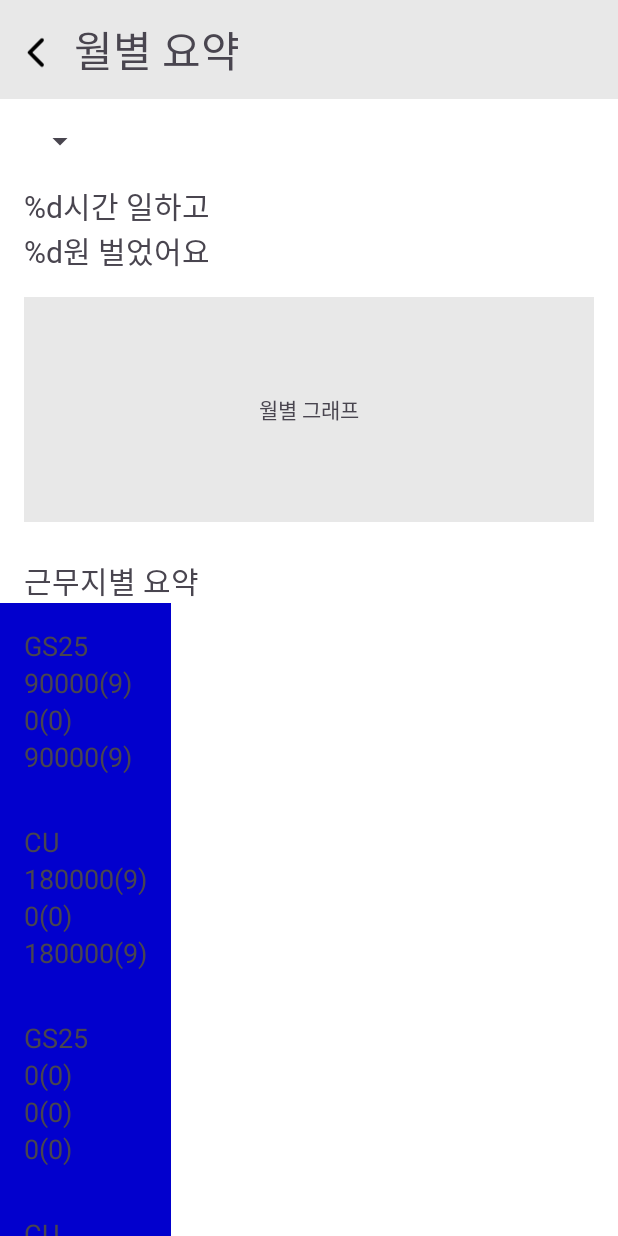
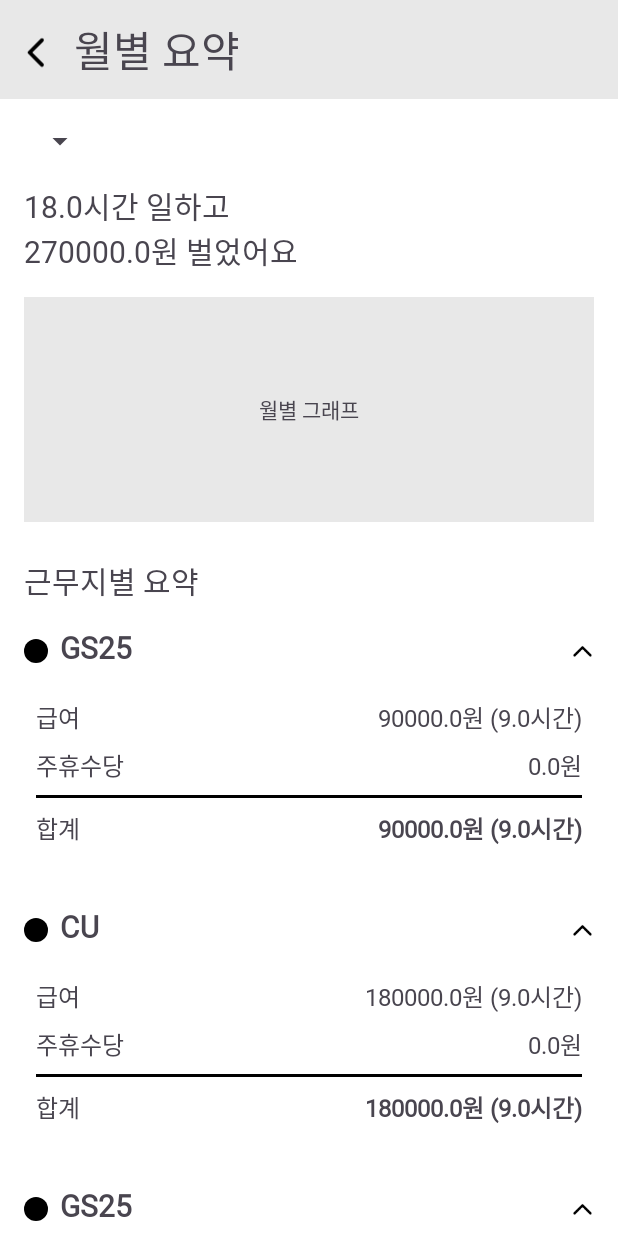
Before and after one commit to TTangho-Lee/Haedal-Hackathon, an Android app: the SummationMonthFragment screen opened directly, with no data from a screen before it, on a phone screen of 412 x 824 dp. Run offline under Robolectric (Android 15) with nearby library versions, the phone set to English and light mode, and no system bars; our stand-ins replace Room's generated code.

Commit message:
월별요약 수정

```diff
--- a/app/src/main/java/com/example/parttimecalander/SecondFragment.java
+++ b/app/src/main/java/com/example/parttimecalander/SecondFragment.java
@@ -2,11 +2,14 @@ package com.example.parttimecalander;
 
 import android.content.Intent;
 import android.os.Bundle;
+import android.util.Log;
 import android.view.LayoutInflater;
 import android.view.View;
 import android.view.ViewGroup;
 
+import androidx.appcompat.app.AppCompatActivity;
 import androidx.fragment.app.Fragment;
+import androidx.recyclerview.widget.LinearLayoutManager;
 import androidx.room.Room;
 
 import com.example.parttimecalander.Database.Dao.WorkDailyDao;
@@ -16,8 +19,17 @@ import com.example.parttimecalander.Database.Database.WorkPlaceDatabase;
 import com.example.parttimecalander.Database.WorkDaily;
 import com.example.parttimecalander.Database.WorkPlace;
 import com.example.parttimecalander.databinding.FragmentSecondBinding;
+import com.example.parttimecalander.home.ui.summationmonth.RecyclerItem;
+import com.example.parttimecalander.home.ui.summationmonth.SummationMonthAdapter;
 import com.example.parttimecalander.home.ui.summationmonth.SummationMonthFragment;
 import com.example.parttimecalander.home.workplace.WorkPlaceActivity;
+import com.example.parttimecalander.home.workplace.WorkPlaceAdapter;
+
+import java.time.Duration;
+import java.time.LocalDateTime;
+import java.util.List;
+import java.util.concurrent.ExecutorService;
+import java.util.concurrent.Executors;
 
 
 public class SecondFragment extends Fragment {
@@ -37,15 +49,10 @@ public class SecondFragment extends Fragment {
     @Override
     public void onViewCreated(View view, Bundle savedInstanceState) {
         super.onViewCreated(view, savedInstanceState);
-        dailyDatabase= Room.databaseBuilder(
-                        requireContext(), WorkDailyDatabase.class,"dailyDatabase")
-                .allowMainThreadQueries()
-                .build();
+        Executors.newSingleThreadExecutor().execute(() -> {
+            dailyDatabase=WorkDailyDatabase.getDatabase(getContext());
             dailyDao=dailyDatabase.workDailyDao();
-        placeDatabase= Room.databaseBuilder(
-                        requireContext(), WorkPlaceDatabase.class,"placeDatabase")
-                .allowMainThreadQueries()
-                .build();
+            placeDatabase=WorkPlaceDatabase.getDatabase(getContext());
             placeDao=placeDatabase.workPlaceDao();
 
             WorkPlace workPlace1=new WorkPlace();
@@ -92,6 +99,9 @@ public class SecondFragment extends Fragment {
                         .addToBackStack(null)
                         .commit();
             });
+        });
+
+
     }
 
     @Override
--- a/app/src/main/java/com/example/parttimecalander/home/ui/summationmonth/RecyclerItem.java
+++ b/app/src/main/java/com/example/parttimecalander/home/ui/summationmonth/RecyclerItem.java
@@ -2,16 +2,14 @@ package com.example.parttimecalander.home.ui.summationmonth;
 
 public class RecyclerItem {
     public String name;
-    public int time1;
-    public int time2;
-    public int money1;
-    public int money2;
+    public int[][] worked_time;
+    public boolean juhyu;
+    public int pay;
 
-    public RecyclerItem(String name,int time1,int time2,int money1,int money2) {
+    public RecyclerItem(String name,int[][] worked_time,boolean juhyu,int pay) {
         this.name=name;
-        this.time1=time1;
-        this.time2=time2;
-        this.money1=money1;
-        this.money2=money2;
+        this.worked_time=worked_time;
+        this.juhyu=juhyu;
+        this.pay=pay;
     }
 }
--- a/app/src/main/java/com/example/parttimecalander/home/ui/summationmonth/SummationMonthAdapter.java
+++ b/app/src/main/java/com/example/parttimecalander/home/ui/summationmonth/SummationMonthAdapter.java
@@ -1,5 +1,6 @@
 package com.example.parttimecalander.home.ui.summationmonth;
 
+import android.os.Bundle;
 import android.util.Log;
 import android.view.LayoutInflater;
 import android.view.View;
@@ -7,32 +8,40 @@ import android.view.ViewGroup;
 import android.widget.TextView;
 
 import androidx.annotation.NonNull;
+import androidx.appcompat.app.AppCompatActivity;
+import androidx.fragment.app.FragmentTransaction;
 import androidx.recyclerview.widget.RecyclerView;
 
 import com.example.parttimecalander.R;
 
+import java.io.Serializable;
 import java.util.List;
 
 public class SummationMonthAdapter extends RecyclerView.Adapter<SummationMonthAdapter.ViewHolder>{
 
 
     private List<RecyclerItem> items;
+    private AppCompatActivity activity;
 
     // 생성자
-    public SummationMonthAdapter(List<RecyclerItem> items) {
+    public SummationMonthAdapter(List<RecyclerItem> items, AppCompatActivity activity) {
+        this.activity = activity;
         this.items = items;
+        Log.d("dd",""+items.size());
     }
 
     // ViewHolder 정의
     public static class ViewHolder extends RecyclerView.ViewHolder {
-        TextView name,money1,money2,money3;
+        TextView[] textviews=new TextView[6];
 
         public ViewHolder(@NonNull View itemView) {
             super(itemView);
-            name = itemView.findViewById(R.id.name);
-            money1 = itemView.findViewById(R.id.money1);
-            money2 = itemView.findViewById(R.id.money2);
-            money3 = itemView.findViewById(R.id.money3);
+            textviews[0]=itemView.findViewById(R.id.workplace_title);
+            textviews[1]=itemView.findViewById(R.id.content_money);
+            textviews[2]=itemView.findViewById(R.id.content_hour);
+            textviews[3]=itemView.findViewById(R.id.juhyu_money);
+            textviews[4]=itemView.findViewById(R.id.content_total_money);
+            textviews[5]=itemView.findViewById(R.id.content_total_hour);
         }
     }
 
@@ -40,19 +49,47 @@ public class SummationMonthAdapter extends RecyclerView.Adapter<SummationMonthAd
     @Override
     public ViewHolder onCreateViewHolder(@NonNull ViewGroup parent, int viewType) {
         View view = LayoutInflater.from(parent.getContext())
-                .inflate(R.layout.summation_month_item, parent, false);
+                .inflate(R.layout.item_workplace_summation, parent, false);
         return new ViewHolder(view);
     }
 
     @Override
     public void onBindViewHolder(@NonNull ViewHolder holder, int position) {
         RecyclerItem item = items.get(position);
+        holder.textviews[0].setText(item.name);
+        double normal_hour=0;
+        double over_hour=0;
+        for(int i=0;i<6;i++){
+            double second=0;
+            for(int j=0;j<7;j++){
+                second+=item.worked_time[i][j];
+            }
+            second/=3600;
+            if(second>=15&&item.juhyu){
+                normal_hour+=15;
+                over_hour+=second-15;
+            }
+            else{
+                normal_hour+=second;
+            }
+        }
+        holder.textviews[1].setText(String.format("%.1f원", normal_hour*item.pay));
+        holder.textviews[2].setText(String.format("(%.1f시간)", normal_hour));
+        holder.textviews[3].setText(String.format("%.1f원", over_hour*item.pay*1.5));
+        holder.textviews[4].setText(String.format("%.1f원", normal_hour*item.pay+over_hour*item.pay*1.5));
+        holder.textviews[5].setText(String.format("(%.1f시간)", normal_hour+over_hour));
+        holder.itemView.setOnClickListener(v->{
+            Bundle bundle = new Bundle();
+            bundle.putSerializable("item_data", (Serializable) item);
 
-        // 데이터 바인딩
-        holder.name.setText(item.name);
-        holder.money1.setText(item.money1+"("+item.time1/3600+")");
-        holder.money2.setText(item.money2+"("+item.time2/3600+")");
-        holder.money3.setText(item.money1+item.money2+"("+(item.time1+item.time2)/3600+")");
+            // 새 Fragment로 이동
+            FragmentTransaction transaction = activity.getSupportFragmentManager().beginTransaction();
+            SummationWeekFragment detailFragment = new SummationWeekFragment();
+            detailFragment.setArguments(bundle);  // Bundle을 Fragment에 전달
+            transaction.replace(R.id.nav_host_fragment_content_main, detailFragment);  // Fragment 교체
+            transaction.addToBackStack(null);  // 백스택에 추가 (뒤로가기 시 이전 화면으로 돌아갈 수 있음)
+            transaction.commit();
+        });
     }
 
     @Override
--- a/app/src/main/java/com/example/parttimecalander/home/ui/summationmonth/SummationMonthFragment.java
+++ b/app/src/main/java/com/example/parttimecalander/home/ui/summationmonth/SummationMonthFragment.java
@@ -7,10 +7,12 @@ import android.util.Log;
 import android.view.LayoutInflater;
 import android.view.View;
 import android.view.ViewGroup;
+import android.widget.TextView;
 import android.widget.Toast;
 
 import androidx.annotation.NonNull;
 import androidx.annotation.Nullable;
+import androidx.appcompat.app.AppCompatActivity;
 import androidx.fragment.app.Fragment;
 import androidx.lifecycle.ViewModelProvider;
 import androidx.recyclerview.widget.LinearLayoutManager;
@@ -26,6 +28,7 @@ import com.example.parttimecalander.Database.WorkDaily;
 import com.example.parttimecalander.Database.WorkPlace;
 import com.example.parttimecalander.MainActivity;
 import com.example.parttimecalander.R;
+import com.example.parttimecalander.home.workplace.WorkPlaceAdapter;
 
 import java.time.DayOfWeek;
 import java.time.Duration;
@@ -38,6 +41,8 @@ import java.util.ArrayList;
 import java.util.List;
 import java.util.Locale;
 import java.util.Map;
+import java.util.concurrent.ExecutorService;
+import java.util.concurrent.Executors;
 
 public class SummationMonthFragment extends Fragment {
 
@@ -45,145 +50,119 @@ public class SummationMonthFragment extends Fragment {
     private WorkPlaceDatabase placeDatabase;
     private WorkDailyDao dailyDao;
     private WorkPlaceDao placeDao;
-    private int year;
-    private int month;
-    private SummationViewModel viewModel;
-    private DateTimeFormatter formatter = DateTimeFormatter.ofPattern("yyyy-MM-dd HH:mm:ss");
-    public information[] array=new information[1000];
-    List<RecyclerItem> items=new ArrayList<>();
+    private int year=2024;
+    private int month=11;
+    int dayOfWeekNumber;
+    public int[][] time_calander = new int[6][7];
+    List<RecyclerItem> items = new ArrayList<>();
     public RecyclerView recyclerView;
+    private SummationMonthAdapter adapter;  // 어댑터 선언
+    public TextView time_text;
     public static SummationMonthFragment newInstance() {
         return new SummationMonthFragment();
     }
+
+    DateTimeFormatter formatter = DateTimeFormatter.ofPattern("yyyy-MM-dd HH:mm:ss");
 
     @Override
     public void onCreate(@Nullable Bundle savedInstanceState) {
         super.onCreate(savedInstanceState);
 
-        dailyDatabase= Room.databaseBuilder(
-                        requireContext(),WorkDailyDatabase.class,"dailyDatabase")
-                .allowMainThreadQueries()
-                .build();
-        dailyDao=dailyDatabase.workDailyDao();
-        placeDatabase= Room.databaseBuilder(
-                        requireContext(),WorkPlaceDatabase.class,"placeDatabase")
-                .allowMainThreadQueries()
-                .build();
-        placeDao=placeDatabase.workPlaceDao();
 
-        int year=2024;
-        int month=10;
-
-        List<WorkPlace> placeList=placeDao.getDataAll();
-        List<WorkDaily> workList=dailyDao.getDataAll();
-
-        for(int i=0;i<placeList.size();i++){
-            array[i] = new information();
-            array[i].place_id=placeList.get(i).ID;
-            array[i].num_of_day=getDaysPerWeek(year,month);
-            array[i].time_per_day=new int[32];
-            for(int j=0;j<32;j++){
-                array[i].time_per_day[j]=0;
-            }
-            for(int j=0;j<workList.size();j++){
-                if(workList.get(j).placeId==array[i].place_id){
-                    array[i].time_per_day[LocalDateTime.parse(workList.get(j).startTime,formatter).getDayOfMonth()]
-                            +=(int) Duration.between(LocalDateTime.parse(workList.get(j).startTime,formatter),LocalDateTime.parse(workList.get(j).endTime,formatter)).getSeconds();
-                }
-            }
-        }
-        //array배열에 각각 근무지 아이디와 각 주마다 며칠씩 있는지, 해당 근무지에서 1일~30(31)일까지 각각 몇초 일했는지 저장해놓음
-
-
-        int all_time=0;                                                                //전체 시간
-        double all_money=0;                                                            //전체 돈
-        for(int i=0;i<placeList.size();i++){
-            String placeName=placeDao.getByID(array[i].place_id).placeName;            //근무지명
-            int normal_money=0;                                                     //기본수당
-            int over_money=0;                                                       //주휴수당
-            int pay=placeDao.getByID(array[i].place_id).usualPay;
-            int normal_second=0;
-            int over_second=0;
-            int date=1;
-            for(int j=0;j<array[i].num_of_day.length;j++){
-                int second_per_week=0;
-                for(int k=0;k<array[i].num_of_day[j];k++){
-                    second_per_week+=array[i].time_per_day[date++];
-                }
-                if(second_per_week>=54000){
-                    normal_second+=54000;
-                    over_second+=(second_per_week-54000);
-                }
-                else{
-                    normal_second+=second_per_week;
-                }
-            }
-            if(placeDao.getByID(array[i].place_id).isJuhyu){
-                normal_money=normal_second*pay/60/60;
-                over_money= (int) (over_second*pay*1.5/60/60);
-            }
-            else{
-                normal_money=(normal_second+over_second)*pay/60/60;
-            }
-            items.add(new RecyclerItem(placeName,normal_second,over_second,normal_money,over_money));
-        }
-        viewModel = new ViewModelProvider(this).get(SummationViewModel.class);
-
-        // TODO: Use the ViewModel
     }
 
     @Nullable
     @Override
     public View onCreateView(@NonNull LayoutInflater inflater, @Nullable ViewGroup container,
                              @Nullable Bundle savedInstanceState) {
-        View view= inflater.inflate(R.layout.fragment_summation_month, container, false);
-        recyclerView=view.findViewById(R.id.recyclerView);
-        recyclerView.setLayoutManager(new LinearLayoutManager(getContext()));
-        // 어댑터 설정을 여기에 넣습니다.
-        SummationMonthAdapter adapter = new SummationMonthAdapter(items);
-        recyclerView.setAdapter(adapter);
+        View view = inflater.inflate(R.layout.fragment_summation_month, container, false);
+        LocalDate firstDay = LocalDate.of(year, month, 1);
+        dayOfWeekNumber = firstDay.getDayOfWeek().getValue() - 1;
+        time_text=view.findViewById(R.id.time_text);
+        dailyDatabase = WorkDailyDatabase.getDatabase(getContext());
+        dailyDao = dailyDatabase.workDailyDao();
+        placeDatabase = WorkPlaceDatabase.getDatabase(getContext());
+        placeDao = placeDatabase.workPlaceDao();
+
+        Executors.newSingleThreadExecutor().execute(() -> {
+            double all_time=0;
+            double all_money=0;
+            List<WorkPlace> placeList = placeDao.getDataAll();
+            List<WorkDaily> dailyList = dailyDao.getDataAll();
+            for (int i = 0; i < placeList.size(); i++) {
+                WorkPlace place = placeList.get(i);
+                for (int ii = 0; ii < 6; ii++) {
+                    for (int j = 0; j < 7; j++) {
+                        time_calander[ii][j] = 0;
+                    }
+                }
+
+                for (int j = 0; j < dailyList.size(); j++) {
+                    WorkDaily dailyWork = dailyList.get(j);
+                    if (dailyWork.placeId == place.ID) {
+                        LocalDateTime startTime = LocalDateTime.parse(dailyWork.startTime, formatter);
+                        LocalDateTime endTime = LocalDateTime.parse(dailyWork.endTime, formatter);
+                        if (startTime.getYear() == year && startTime.getMonthValue() == month) {
+                            set_time(startTime.getDayOfMonth(), (int) Duration.between(startTime, endTime).getSeconds());
+                        }
+                    }
+                }
+
+                int[][] new_calander = new int[6][7];
+                for (int ii = 0; ii < 6; ii++) {
+                    System.arraycopy(time_calander[ii], 0, new_calander[ii], 0, 7);
+                }
+                RecyclerItem new_item = new RecyclerItem(place.placeName, new_calander, place.isJuhyu, place.usualPay);
+                items.add(new_item);
+                double normal_hour=0;
+                double over_hour=0;
+                for(int ii=0;ii<6;ii++){
+                    double second=0;
+                    for(int j=0;j<7;j++){
+                        second+=new_item.worked_time[ii][j];
+                    }
+                    second/=3600;
+                    if(second>=15&&new_item.juhyu){
+                        normal_hour+=15;
+                        over_hour+=second-15;
+                    }
+                    else{
+                        normal_hour+=second;
+                    }
+                }
+                all_time+=normal_hour+over_hour;
+                all_money+=normal_hour*new_item.pay+over_hour*new_item.pay*1.5;
+
+            }
+
+            // UI 스레드에서 RecyclerView 업데이트
+            double finalAll_time = all_time;
+            double finalAll_money = all_money;
+            getActivity().runOnUiThread(new Runnable() {
+                @Override
+                public void run() {
+                    time_text.setText(finalAll_time +"시간 일하고\n"+ finalAll_money +"원 벌었어요");
+                    recyclerView = view.findViewById(R.id.recyclerView);
+                    recyclerView.setLayoutManager(new LinearLayoutManager(getContext()));
+
+                    // 어댑터 설정
+                    if (items != null && !items.isEmpty()) {
+                        adapter = new SummationMonthAdapter(items, (AppCompatActivity) requireActivity());
+                        recyclerView.setAdapter(adapter);
+                    } else {
+                        Log.e("SummationMonthFragment", "No data available for adapter");
+                    }
+                }
+            });
+        });
+
+
         return view;
     }
-    public static class information{
-        int place_id;
-        int[] num_of_day;
-        int[] time_per_day;
+
+
+    public void set_time(int day, int worked_time) {
+        int d = day + dayOfWeekNumber - 1;
+        time_calander[d / 7][d % 7] += worked_time;
     }
-    public static int[] getDaysPerWeek(int year, int month) {
-        // YearMonth 객체 생성
-        YearMonth yearMonth = YearMonth.of(year, month);
-
-        // 월의 첫날과 마지막 날
-        LocalDate firstDayOfMonth = yearMonth.atDay(1);
-        LocalDate lastDayOfMonth = yearMonth.atEndOfMonth();
-
-        // 주 계산을 위한 설정 (Locale에 따라 주 시작 요일이 다를 수 있음)
-        WeekFields weekFields = WeekFields.of(Locale.getDefault());
-
-        // 시작 날짜를 월의 첫날로 설정
-        LocalDate startOfWeek = firstDayOfMonth;
-
-        // 주별 날짜 수를 저장할 리스트
-        List<Integer> daysInWeeks = new ArrayList<>();
-
-        // 주별 날짜 수 계산
-        LocalDate currentStartDate = startOfWeek;
-        while (!currentStartDate.isAfter(lastDayOfMonth)) {
-            // 해당 주의 종료 날짜 (6일 후 또는 월의 마지막 날 중 작은 값)
-            LocalDate endOfWeek = currentStartDate.plusDays(6).isAfter(lastDayOfMonth)
-                    ? lastDayOfMonth
-                    : currentStartDate.plusDays(6);
-
-            // 주에 포함된 날짜 수 계산
-            int daysInWeek = (int) java.time.temporal.ChronoUnit.DAYS.between(currentStartDate, endOfWeek) + 1;
-            daysInWeeks.add(daysInWeek);
-
-            // 다음 주로 이동
-            currentStartDate = currentStartDate.plusWeeks(1);
-        }
-
-        // 리스트를 배열로 변환하여 반환
-        return daysInWeeks.stream().mapToInt(i -> i).toArray();
-    }
-
 }
--- a/app/src/main/java/com/example/parttimecalander/home/ui/summationmonth/SummationWeekFragment.java
+++ b/app/src/main/java/com/example/parttimecalander/home/ui/summationmonth/SummationWeekFragment.java
@@ -4,6 +4,7 @@ import android.os.Bundle;
 import android.view.LayoutInflater;
 import android.view.View;
 import android.view.ViewGroup;
+import android.widget.TextView;
 
 import androidx.annotation.NonNull;
 import androidx.annotation.Nullable;
@@ -38,15 +39,7 @@ import java.util.Locale;
  */
 public class SummationWeekFragment extends Fragment {
 
-    private WorkDailyDatabase dailyDatabase;
-    private WorkPlaceDatabase placeDatabase;
-    private WorkDailyDao dailyDao;
-    private WorkPlaceDao placeDao;
-    private int year;
-    private int month;
-    private SummationViewModel viewModel;
-    private DateTimeFormatter formatter = DateTimeFormatter.ofPattern("yyyy-MM-dd HH:mm:ss");
-    public SummationMonthFragment.information[] array=new SummationMonthFragment.information[1000];
+    RecyclerItem item;
 
     // TODO: Rename and change types of parameters
     private static final String ARG_PARAM1 = "param1";
@@ -93,8 +86,17 @@ public class SummationWeekFragment extends Fragment {
     @Override
     public View onCreateView(@NonNull LayoutInflater inflater, @Nullable ViewGroup container,
                              @Nullable Bundle savedInstanceState) {
-        // Inflate the layout for this fragment
-        return inflater.inflate(R.layout.fragment_summation_week, container, false);
+        // 전달된 데이터 받기
+        if (getArguments() != null) {
+            item = (RecyclerItem) getArguments().getSerializable("item_data");
+        }
+
+        // 레이아웃 설정
+        View view = inflater.inflate(R.layout.fragment_summation_week, container, false);
+
+
+
+        return view;
     }
 
 }
--- a/app/src/main/java/com/example/parttimecalander/home/workplace/WorkPlaceActivity.java
+++ b/app/src/main/java/com/example/parttimecalander/home/workplace/WorkPlaceActivity.java
@@ -15,6 +15,7 @@ import com.example.parttimecalander.Database.WorkPlace;
 import com.example.parttimecalander.R;
 
 import java.util.List;
+import java.util.concurrent.Executors;
 
 public class WorkPlaceActivity extends AppCompatActivity {
 
@@ -29,28 +30,20 @@ public class WorkPlaceActivity extends AppCompatActivity {
         recyclerView.setLayoutManager(new LinearLayoutManager(this));
 
         // Room 데이터베이스 초기화
-        WorkPlaceDatabase database = Room.databaseBuilder(
-                getApplicationContext(),
-                WorkPlaceDatabase.class, "place"
-        ).fallbackToDestructiveMigration().allowMainThreadQueries().build();
+        WorkPlaceDatabase database=WorkPlaceDatabase.getDatabase(this);
 
         WorkPlaceDao workPlaceDao = database.workPlaceDao();
 
 
 
+        Executors.newSingleThreadExecutor().execute(() -> {
+            // 데이터 조회 및 어댑터 설정을 위한 스레드 시작
+            List<WorkPlace> places = workPlaceDao.getDataAll();
+            // 어댑터 설정
+            WorkPlaceAdapter adapter = new WorkPlaceAdapter(places);
+            recyclerView.setAdapter(adapter);
+        });
 
-
-        runOnUiThread(new Runnable() {
-            @Override
-            public void run() {
-
-                // 데이터 조회 및 어댑터 설정을 위한 스레드 시작
-                List<WorkPlace> places = workPlaceDao.getDataAll();
-                // 어댑터 설정
-                WorkPlaceAdapter adapter = new WorkPlaceAdapter(places);
-                recyclerView.setAdapter(adapter);
-            }
-        });
 
 
     }
--- a/app/src/main/res/layout/fragment_summation_month.xml
+++ b/app/src/main/res/layout/fragment_summation_month.xml
@@ -90,7 +90,7 @@
 
     <androidx.recyclerview.widget.RecyclerView
         android:id="@+id/recyclerView"
-        android:layout_width="wrap_content"
+        android:layout_width="match_parent"
         android:layout_height="wrap_content"
         app:layout_constraintTop_toBottomOf="@id/summation_title"
         app:layout_constraintStart_toStartOf="parent"/>
--- a/app/src/main/res/layout/item_workplace_summation.xml
+++ b/app/src/main/res/layout/item_workplace_summation.xml
@@ -25,7 +25,7 @@
             android:layout_width="wrap_content"
             android:layout_height="24dp"
             android:layout_marginStart="8dp"
-            android:text="A 카페"
+            android:text="근무지명"
             android:textSize="20sp"
             android:fontFamily="@font/font_main"
             android:textStyle="bold"
@@ -136,6 +136,7 @@
             android:layout_height="2dp"
             android:layout_marginTop="8dp"
             android:background="@color/black"
+            android:orientation="horizontal"
             app:layout_constraintTop_toBottomOf="@id/container_juhyu"
             app:layout_constraintStart_toStartOf="parent"
             app:layout_constraintEnd_toEndOf="parent"/>
--- a/app/src/main/res/layout/summation_month_item.xml
+++ /dev/null
@@ -1,34 +0,0 @@
-<?xml version="1.0" encoding="utf-8"?>
-<LinearLayout
-    xmlns:android="http://schemas.android.com/apk/res/android"
-    android:layout_width="match_parent"
-    android:layout_height="wrap_content"
-    android:padding="16dp"
-    android:background="@color/color_1"
-    android:orientation="vertical">
-
-    <TextView
-        android:id="@+id/name"
-        android:layout_width="wrap_content"
-        android:layout_height="wrap_content"
-        android:text="근무지명: "
-        android:textSize="18sp"/>
-    <TextView
-        android:id="@+id/money1"
-        android:layout_width="wrap_content"
-        android:layout_height="wrap_content"
-        android:text="기본급: "
-        android:textSize="18sp"/>
-    <TextView
-        android:id="@+id/money2"
-        android:layout_width="wrap_content"
-        android:layout_height="wrap_content"
-        android:text="주휴수당: "
-        android:textSize="18sp"/>
-    <TextView
-        android:id="@+id/money3"
-        android:layout_width="wrap_content"
-        android:layout_height="wrap_content"
-        android:text="합계: "
-        android:textSize="18sp"/>
-</LinearLayout>
```
Lines whose indentation alone changed are shown as unchanged.
